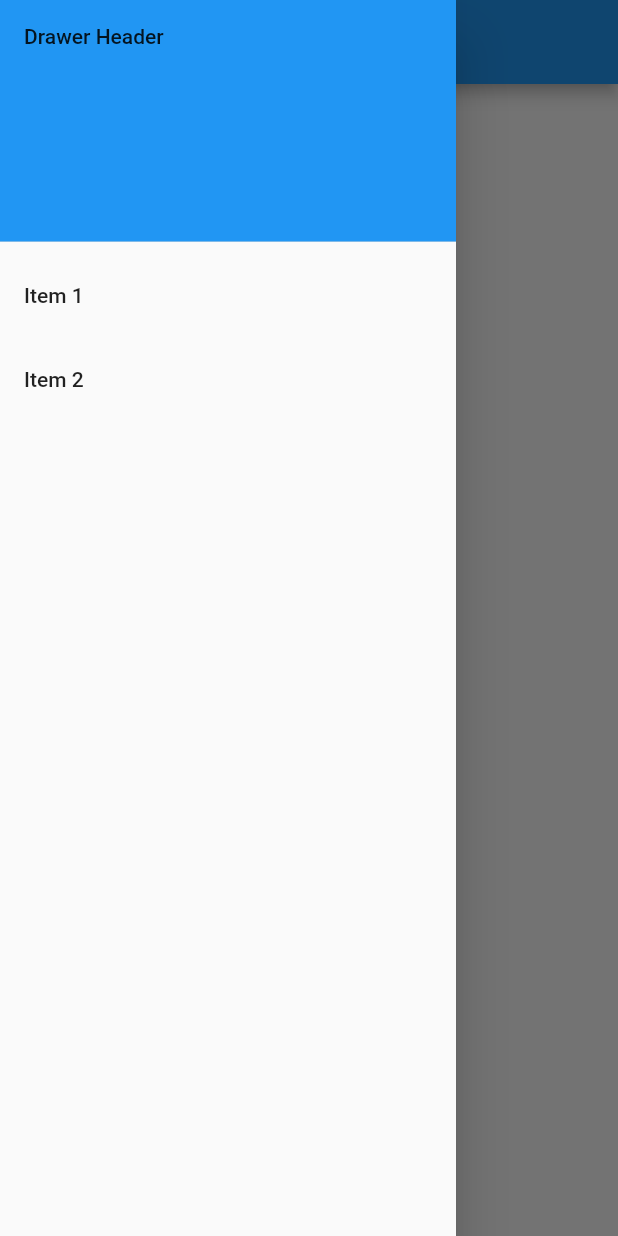
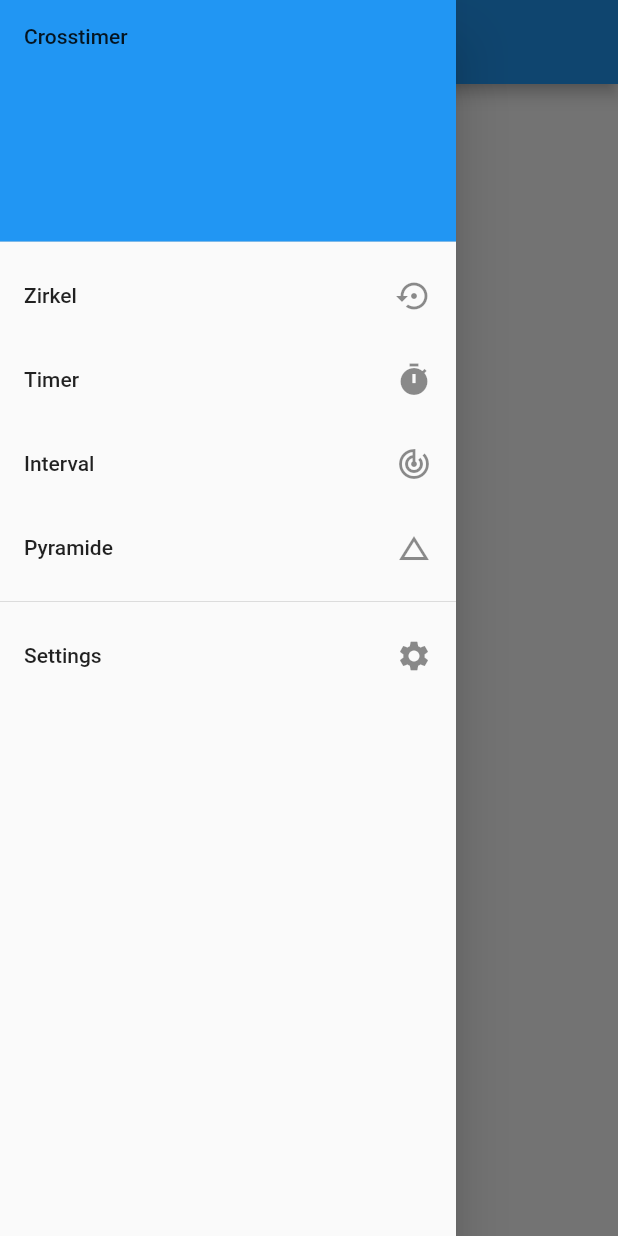
Before and after one commit to amittel/crosstimer-mobile, a Flutter app: the screen it shows after launch, with the side drawer open, on a phone screen of 412 x 824 dp. Run offline on Flutter 3.47's test engine with Material 2 defaults, Android fonts, the phone set to English and light mode, and no system bars.

Commit message:
Added menu items zu drawer

```diff
--- a/lib/main.dart
+++ b/lib/main.dart
@@ -3,7 +3,7 @@ import 'package:flutter/material.dart';
 void main() => runApp(MyApp());
 
 class MyApp extends StatelessWidget {
-  final appTitle = 'Drawer Demo';
+  final appTitle = 'CrossTimer';
 
   @override
   Widget build(BuildContext context) {
@@ -33,13 +33,14 @@ class MyHomePage extends StatelessWidget {
           padding: EdgeInsets.zero,
           children: <Widget>[
             DrawerHeader(
-              child: Text('Drawer Header'),
+              child: Text('Crosstimer'),
               decoration: BoxDecoration(
                 color: Colors.blue,
               ),
             ),
             ListTile(
-              title: Text('Item 1'),
+              title: Text('Zirkel'),
+              trailing: Icon(Icons.settings_backup_restore),
               onTap: () {
                 // Update the state of the app
                 // ...
@@ -48,7 +49,39 @@ class MyHomePage extends StatelessWidget {
               },
             ),
             ListTile(
-              title: Text('Item 2'),
+              title: Text('Timer'),
+              trailing: Icon(Icons.timer),
+              onTap: () {
+                // Update the state of the app
+                // ...
+                // Then close the drawer
+                Navigator.pop(context);
+              },
+            ),
+            ListTile(
+              title: Text('Interval'),
+              trailing: Icon(Icons.track_changes),
+              onTap: () {
+                // Update the state of the app
+                // ...
+                // Then close the drawer
+                Navigator.pop(context);
+              },
+            ),
+            ListTile(
+              title: Text('Pyramide'),
+              trailing: Icon(Icons.change_history),
+              onTap: () {
+                // Update the state of the app
+                // ...
+                // Then close the drawer
+                Navigator.pop(context);
+              },
+            ),
+            Divider(),
+            ListTile(
+              title: Text('Settings'),
+              trailing: Icon(Icons.settings),
               onTap: () {
                 // Update the state of the app
                 // ...
```
